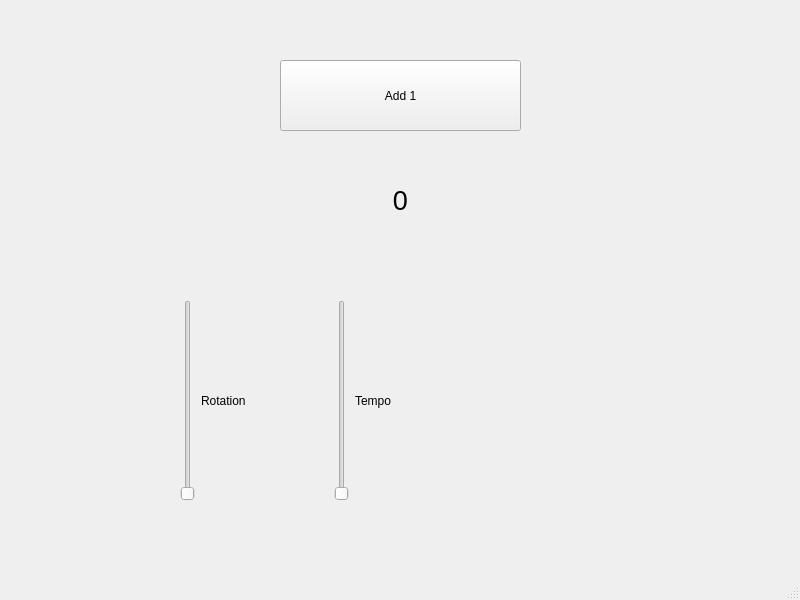
Old version of the form src/test_qt_pkg/ui/mainwindow.ui in the repository Silberbart007/Bachelorarbeit.
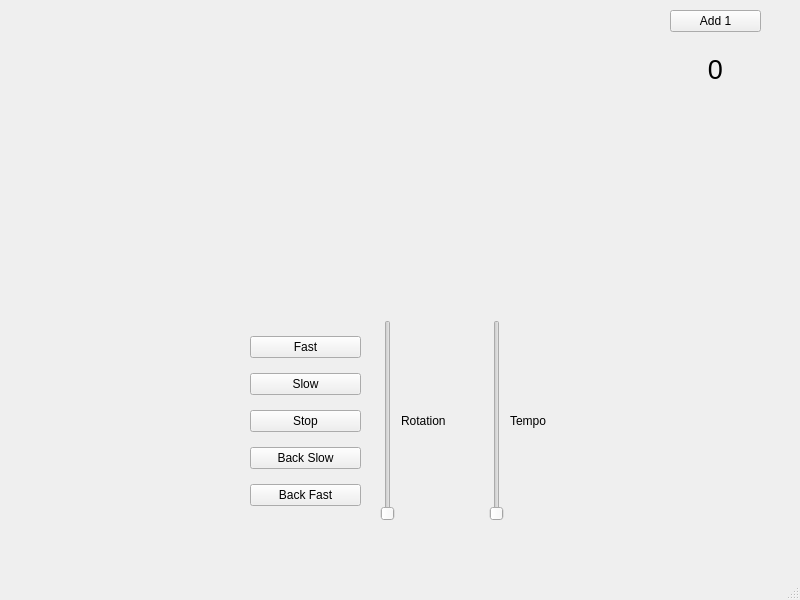
New version of the form. Custom widgets are drawn as their Qt base class.

Commit message: Diskrete Buttons für Tempo added

The edit to the form file:
```diff
--- a/src/test_qt_pkg/ui/mainwindow.ui
+++ b/src/test_qt_pkg/ui/mainwindow.ui
@@ -14,44 +14,13 @@
    <string>MainWindow</string>
   </property>
   <widget class="QWidget" name="centralwidget">
-   <widget class="QPushButton" name="pushButton">
-    <property name="geometry">
-     <rect>
-      <x>280</x>
-      <y>60</y>
-      <width>241</width>
-      <height>71</height>
-     </rect>
-    </property>
-    <property name="text">
-     <string>Add 1</string>
-    </property>
-   </widget>
-   <widget class="QLabel" name="counter_label">
-    <property name="geometry">
-     <rect>
-      <x>320</x>
-      <y>170</y>
-      <width>161</width>
-      <height>61</height>
-     </rect>
-    </property>
-    <property name="font">
-     <font>
-      <pointsize>16</pointsize>
-     </font>
-    </property>
-    <property name="text">
-     <string>&lt;html&gt;&lt;head/&gt;&lt;body&gt;&lt;p align=&quot;center&quot;&gt;&lt;span style=&quot; font-size:20pt;&quot;&gt;0&lt;/span&gt;&lt;/p&gt;&lt;/body&gt;&lt;/html&gt;</string>
-    </property>
-   </widget>
    <widget class="QWidget" name="verticalLayoutWidget">
     <property name="geometry">
      <rect>
-      <x>520</x>
-      <y>300</y>
-      <width>241</width>
-      <height>201</height>
+      <x>600</x>
+      <y>340</y>
+      <width>181</width>
+      <height>171</height>
      </rect>
     </property>
     <layout class="QVBoxLayout" name="verticalLayout">
@@ -66,9 +35,9 @@
    <widget class="QWidget" name="horizontalLayoutWidget">
     <property name="geometry">
      <rect>
-      <x>180</x>
-      <y>300</y>
-      <width>301</width>
+      <x>380</x>
+      <y>320</y>
+      <width>211</width>
       <height>201</height>
      </rect>
     </property>
@@ -103,6 +72,93 @@
      </item>
     </layout>
    </widget>
+   <widget class="QWidget" name="gridLayoutWidget">
+    <property name="geometry">
+     <rect>
+      <x>670</x>
+      <y>10</y>
+      <width>91</width>
+      <height>91</height>
+     </rect>
+    </property>
+    <layout class="QGridLayout" name="gridLayout">
+     <item row="1" column="0">
+      <widget class="QLabel" name="counter_label">
+       <property name="font">
+        <font>
+         <pointsize>16</pointsize>
+        </font>
+       </property>
+       <property name="text">
+        <string>&lt;html&gt;&lt;head/&gt;&lt;body&gt;&lt;p align=&quot;center&quot;&gt;&lt;span style=&quot; font-size:20pt;&quot;&gt;0&lt;/span&gt;&lt;/p&gt;&lt;/body&gt;&lt;/html&gt;</string>
+       </property>
+      </widget>
+     </item>
+     <item row="0" column="0">
+      <widget class="QPushButton" name="pushButton">
+       <property name="text">
+        <string>Add 1</string>
+       </property>
+      </widget>
+     </item>
+    </layout>
+   </widget>
+   <widget class="QWidget" name="verticalLayoutWidget_2">
+    <property name="geometry">
+     <rect>
+      <x>250</x>
+      <y>321</y>
+      <width>111</width>
+      <height>201</height>
+     </rect>
+    </property>
+    <layout class="QVBoxLayout" name="verticalLayout_2">
+     <property name="spacing">
+      <number>0</number>
+     </property>
+     <property name="leftMargin">
+      <number>0</number>
+     </property>
+     <property name="bottomMargin">
+      <number>0</number>
+     </property>
+     <item>
+      <widget class="QPushButton" name="fast_button">
+       <property name="text">
+        <string>Fast</string>
+       </property>
+      </widget>
+     </item>
+     <item>
+      <widget class="QPushButton" name="slow_button">
+       <property name="text">
+        <string>Slow</string>
+       </property>
+      </widget>
+     </item>
+     <item>
+      <widget class="QPushButton" name="stop_button">
+       <property name="text">
+        <string>Stop</string>
+       </property>
+      </widget>
+     </item>
+     <item>
+      <widget class="QPushButton" name="back_slow_button">
+       <property name="text">
+        <string>Back Slow</string>
+       </property>
+      </widget>
+     </item>
+     <item>
+      <widget class="QPushButton" name="back_fast_button">
+       <property name="text">
+        <string>Back Fast</string>
+       </property>
+      </widget>
+     </item>
+    </layout>
+   </widget>
   </widget>
   <widget class="QMenuBar" name="menubar">
    <property name="geometry">
```
The commit also changes 3 other files.
